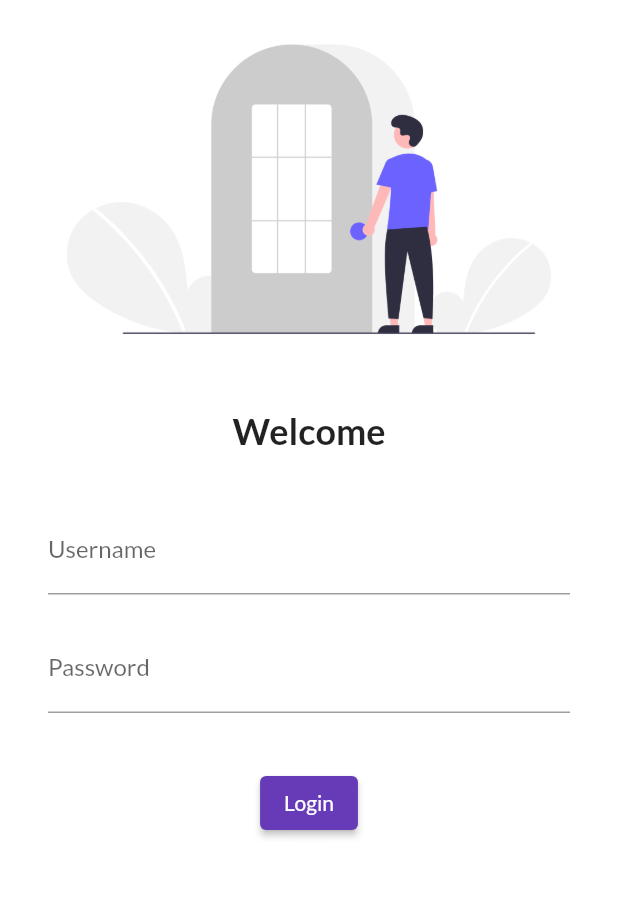
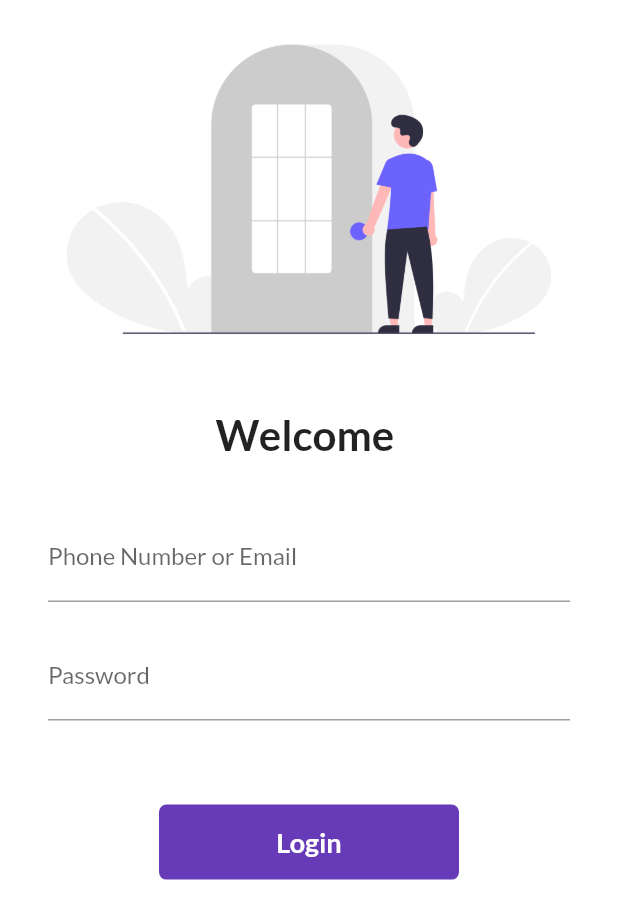
Before and after one commit to Sellerfort/catalog-app-flutter, a Flutter app: the screen it shows after launch, on a phone screen of 412 x 824 dp. Shown: the top 919 px of the screen. Run offline on Flutter 3.47's test engine with Material 2 defaults, Android fonts, the phone set to English and light mode, and no system bars; our stand-ins replace google_fonts.

Commit message:
Day 6 Completed

```diff
--- a/lib/main.dart
+++ b/lib/main.dart
@@ -2,6 +2,7 @@ import 'package:flutter/material.dart';
 import 'package:sellerfort/pages/home_page.dart';
 import 'package:sellerfort/pages/login_page.dart';
 import 'package:google_fonts/google_fonts.dart';
+import 'package:sellerfort/utils/routs.dart';
 
 void main() {
   runApp(MyApp());
@@ -22,8 +23,8 @@ class MyApp extends StatelessWidget {
       initialRoute: "/",
       routes: {
         "/": (context) => LoginPage(),
-        "/home": (context) => HomePage(),
-        "/login": (context) => LoginPage(),
+        MyRouts.homeRout: (context) => HomePage(),
+        MyRouts.loginRout: (context) => LoginPage(),
       },
     );
   }
--- a/lib/pages/login_page.dart
+++ b/lib/pages/login_page.dart
@@ -1,12 +1,22 @@
 import 'dart:ui';
 
 import 'package:flutter/material.dart';
+import 'package:sellerfort/utils/routs.dart';
 
-class LoginPage extends StatelessWidget {
+class LoginPage extends StatefulWidget {
+  @override
+  _LoginPageState createState() => _LoginPageState();
+}
+
+class _LoginPageState extends State<LoginPage> {
+  String name = "";
+  bool changeButton = false;
+
   @override
   Widget build(BuildContext context) {
     return Material(
         color: Colors.white,
+        child: SingleChildScrollView(
           child: Column(
             children: [
               Image.asset(
@@ -17,9 +27,9 @@ class LoginPage extends StatelessWidget {
                 height: 20.0,
               ),
               Text(
-              "Welcome",
+                "Welcome $name",
                 style: TextStyle(
-                fontSize: 24,
+                  fontSize: 28,
                   fontWeight: FontWeight.bold,
                 ),
               ),
@@ -35,9 +45,13 @@ class LoginPage extends StatelessWidget {
                   children: [
                     TextFormField(
                       decoration: InputDecoration(
-                      hintText: "Enter your username",
-                      labelText: "Username",
+                        hintText: "Enter your Phone Number or Email",
+                        labelText: "Phone Number or Email",
                       ),
+                      onChanged: (value) {
+                        name = value;
+                        setState(() {});
+                      },
                     ),
                     SizedBox(
                       height: 20.0,
@@ -53,16 +67,51 @@ class LoginPage extends StatelessWidget {
                 ),
               ),
               SizedBox(
-              height: 20.0,
+                height: 40.0,
               ),
-            ElevatedButton(
-              style: TextButton.styleFrom(),
-              onPressed: () {
-                print("Hi Ruksar");
+
+              InkWell(
+                onTap: () async {
+                  setState(() {
+                    changeButton = true;
+                  });
+                  await Future.delayed(Duration(seconds: 1));
+                  Navigator.pushNamed(context, MyRouts.homeRout);
                 },
-              child: Text("Login"),
+                child: AnimatedContainer(
+                  duration: Duration(seconds: 1),
+                  width: changeButton ? 50 : 200,
+                  height: 50,
+                  alignment: Alignment.center,
+                  child: changeButton
+                      ? Icon(
+                          Icons.done,
+                          color: Colors.white,
+                        )
+                      : Text(
+                          "Login",
+                          style: TextStyle(
+                            color: Colors.white,
+                            fontWeight: FontWeight.bold,
+                            fontSize: 18,
                           ),
+                        ),
+                  decoration: BoxDecoration(
+                    color: Colors.deepPurple,
+                    borderRadius: BorderRadius.circular(changeButton ? 50 : 5),
+                  ),
+                ),
+              ),
+
+              // ElevatedButton(
+              //   style: TextButton.styleFrom(minimumSize: Size(200, 50)),
+              //   onPressed: () {
+              //     Navigator.pushNamed(context, MyRouts.homeRout);
+              //   },
+              //   child: Text("Login"),
+              // ),
             ],
+          ),
         ));
   }
 }
--- /dev/null
+++ b/lib/utils/routs.dart
@@ -0,0 +1,4 @@
+class MyRouts {
+  static String loginRout = "/login";
+  static String homeRout = "/home";
+}
```
Lines whose indentation alone changed are shown as unchanged.
